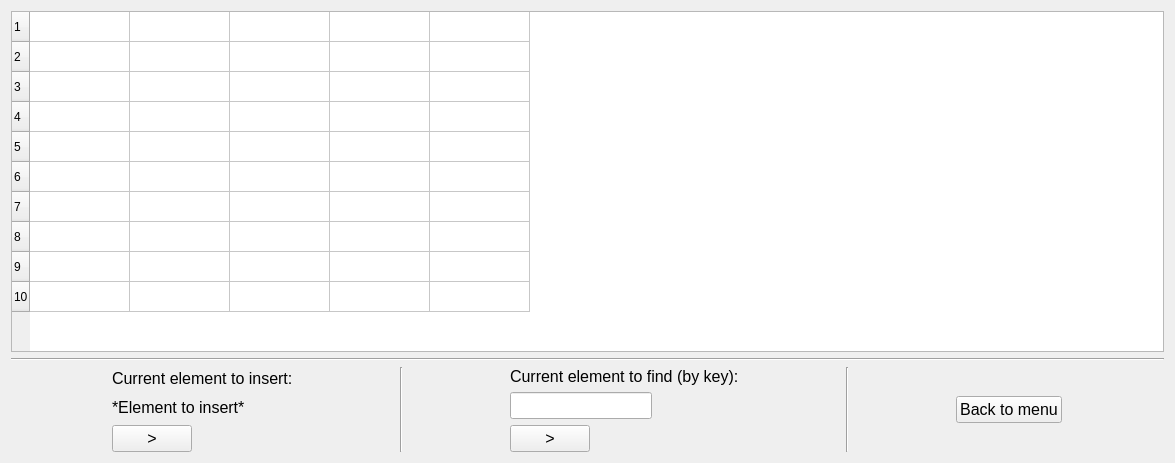
The window that HashTables/simulationchainedhashtable.ui (greenTransistor/year2sem2lab2) describes before a commit, drawn with Qt 5.
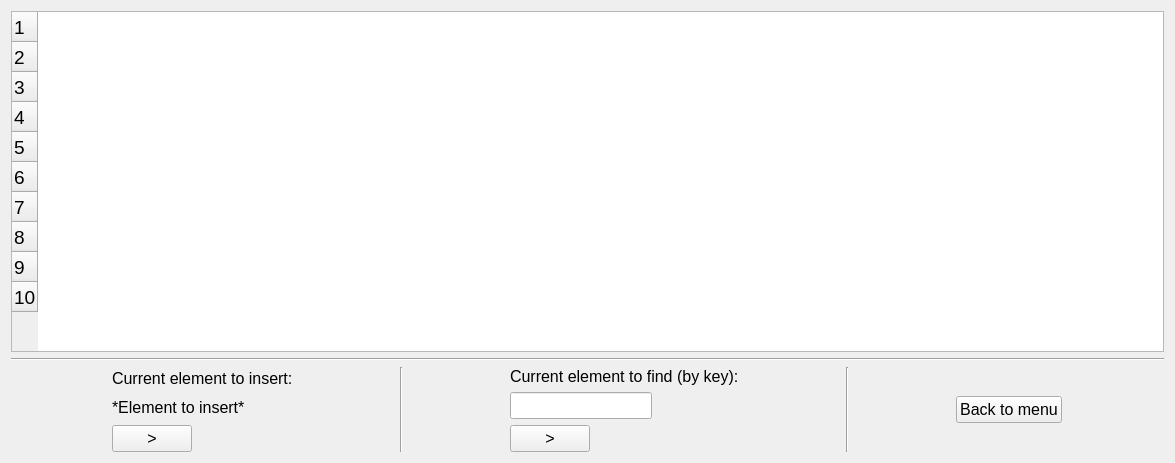
The same window after the commit.

```diff
--- a/HashTables/simulationchainedhashtable.ui
+++ b/HashTables/simulationchainedhashtable.ui
@@ -16,6 +16,11 @@
   <layout class="QVBoxLayout" name="verticalLayout_3">
    <item>
     <widget class="QTableWidget" name="tableWidget">
+     <property name="font">
+      <font>
+       <pointsize>14</pointsize>
+      </font>
+     </property>
      <property name="autoFillBackground">
       <bool>false</bool>
      </property>
@@ -32,7 +37,7 @@
       <enum>Qt::ElideLeft</enum>
      </property>
      <property name="showGrid">
-      <bool>true</bool>
+      <bool>false</bool>
      </property>
      <property name="rowCount">
       <number>10</number>
@@ -46,6 +51,12 @@
      <attribute name="horizontalHeaderCascadingSectionResizes">
       <bool>false</bool>
      </attribute>
+     <attribute name="horizontalHeaderDefaultSectionSize">
+      <number>180</number>
+     </attribute>
+     <attribute name="horizontalHeaderMinimumSectionSize">
+      <number>53</number>
+     </attribute>
      <attribute name="verticalHeaderHighlightSections">
       <bool>true</bool>
      </attribute>
```
